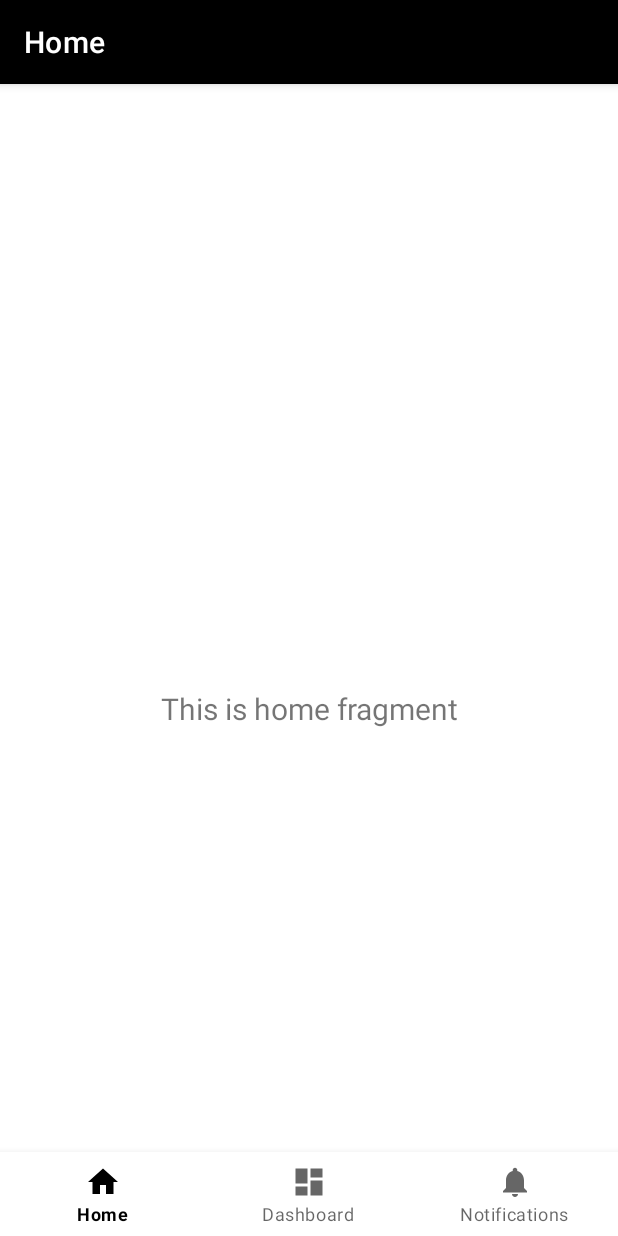
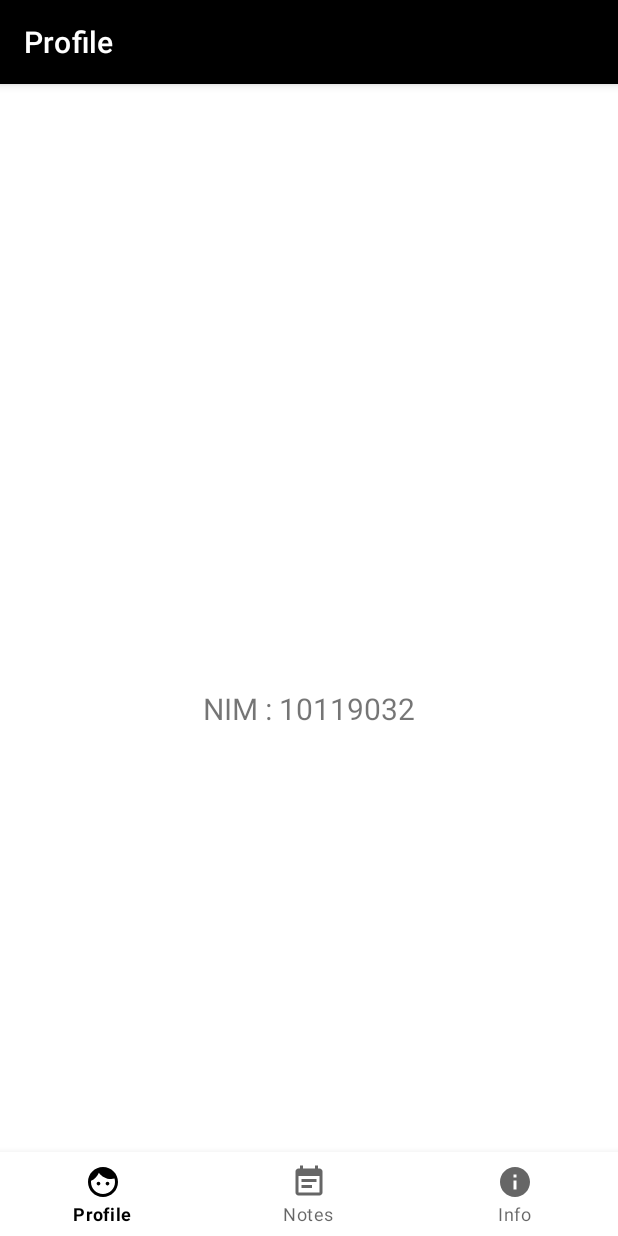
Before and after one commit to ginanjar10119032/Tugas-UTS-Genap-2022-AKB-IF-1-10119032, an Android app: the screen it shows after launch (MainActivity), on a phone screen of 412 x 824 dp. Run offline under Robolectric (Android 15) with nearby library versions, the phone set to English and light mode, and no system bars; our stand-ins replace navigation-ui.

Commit message:
menampilkan nim

```diff
--- a/app/src/main/java/com/example/tugasutsgenap2022akbif_110119032/ui/home/HomeViewModel.java
+++ b/app/src/main/java/com/example/tugasutsgenap2022akbif_110119032/ui/home/HomeViewModel.java
@@ -6,14 +6,15 @@ import androidx.lifecycle.ViewModel;
 
 public class HomeViewModel extends ViewModel {
 
-    private final MutableLiveData<String> mText;
+    private final MutableLiveData<String> mTextNim;
 
     public HomeViewModel() {
-        mText = new MutableLiveData<>();
-        mText.setValue("This is home fragment");
+        mTextNim = new MutableLiveData<>();
+
+        mTextNim.setValue("NIM : 10119032");
     }
 
     public LiveData<String> getText() {
-        return mText;
+        return mTextNim;
     }
 }
--- /dev/null
+++ b/app/src/main/res/drawable/ic_baseline_event_note_24.xml
@@ -0,0 +1,10 @@
+<vector xmlns:android="http://schemas.android.com/apk/res/android"
+    android:width="24dp"
+    android:height="24dp"
+    android:viewportWidth="24"
+    android:viewportHeight="24"
+    android:tint="?attr/colorControlNormal">
+  <path
+      android:fillColor="@android:color/white"
+      android:pathData="M17,10L7,10v2h10v-2zM19,3h-1L18,1h-2v2L8,3L8,1L6,1v2L5,3c-1.11,0 -1.99,0.9 -1.99,2L3,19c0,1.1 0.89,2 2,2h14c1.1,0 2,-0.9 2,-2L21,5c0,-1.1 -0.9,-2 -2,-2zM19,19L5,19L5,8h14v11zM14,14L7,14v2h7v-2z"/>
+</vector>
--- /dev/null
+++ b/app/src/main/res/drawable/ic_baseline_face_24.xml
@@ -0,0 +1,10 @@
+<vector xmlns:android="http://schemas.android.com/apk/res/android"
+    android:width="24dp"
+    android:height="24dp"
+    android:viewportWidth="24"
+    android:viewportHeight="24"
+    android:tint="?attr/colorControlNormal">
+  <path
+      android:fillColor="@android:color/white"
+      android:pathData="M9,11.75c-0.69,0 -1.25,0.56 -1.25,1.25s0.56,1.25 1.25,1.25 1.25,-0.56 1.25,-1.25 -0.56,-1.25 -1.25,-1.25zM15,11.75c-0.69,0 -1.25,0.56 -1.25,1.25s0.56,1.25 1.25,1.25 1.25,-0.56 1.25,-1.25 -0.56,-1.25 -1.25,-1.25zM12,2C6.48,2 2,6.48 2,12s4.48,10 10,10 10,-4.48 10,-10S17.52,2 12,2zM12,20c-4.41,0 -8,-3.59 -8,-8 0,-0.29 0.02,-0.58 0.05,-0.86 2.36,-1.05 4.23,-2.98 5.21,-5.37C11.07,8.33 14.05,10 17.42,10c0.78,0 1.53,-0.09 2.25,-0.26 0.21,0.71 0.33,1.47 0.33,2.26 0,4.41 -3.59,8 -8,8z"/>
+</vector>
--- /dev/null
+++ b/app/src/main/res/drawable/ic_baseline_info_24.xml
@@ -0,0 +1,10 @@
+<vector xmlns:android="http://schemas.android.com/apk/res/android"
+    android:width="24dp"
+    android:height="24dp"
+    android:viewportWidth="24"
+    android:viewportHeight="24"
+    android:tint="?attr/colorControlNormal">
+  <path
+      android:fillColor="@android:color/white"
+      android:pathData="M12,2C6.48,2 2,6.48 2,12s4.48,10 10,10 10,-4.48 10,-10S17.52,2 12,2zM13,17h-2v-6h2v6zM13,9h-2L11,7h2v2z"/>
+</vector>
--- a/app/src/main/res/drawable/ic_dashboard_black_24dp.xml
+++ /dev/null
@@ -1,9 +0,0 @@
-<vector xmlns:android="http://schemas.android.com/apk/res/android"
-    android:width="24dp"
-    android:height="24dp"
-    android:viewportWidth="24.0"
-    android:viewportHeight="24.0">
-    <path
-        android:fillColor="#FF000000"
-        android:pathData="M3,13h8L11,3L3,3v10zM3,21h8v-6L3,15v6zM13,21h8L21,11h-8v10zM13,3v6h8L21,3h-8z" />
-</vector>
--- a/app/src/main/res/drawable/ic_home_black_24dp.xml
+++ /dev/null
@@ -1,9 +0,0 @@
-<vector xmlns:android="http://schemas.android.com/apk/res/android"
-    android:width="24dp"
-    android:height="24dp"
-    android:viewportWidth="24.0"
-    android:viewportHeight="24.0">
-    <path
-        android:fillColor="#FF000000"
-        android:pathData="M10,20v-6h4v6h5v-8h3L12,3 2,12h3v8z" />
-</vector>
--- a/app/src/main/res/drawable/ic_notifications_black_24dp.xml
+++ /dev/null
@@ -1,9 +0,0 @@
-<vector xmlns:android="http://schemas.android.com/apk/res/android"
-    android:width="24dp"
-    android:height="24dp"
-    android:viewportWidth="24.0"
-    android:viewportHeight="24.0">
-    <path
-        android:fillColor="#FF000000"
-        android:pathData="M12,22c1.1,0 2,-0.9 2,-2h-4c0,1.1 0.89,2 2,2zM18,16v-5c0,-3.07 -1.64,-5.64 -4.5,-6.32L13.5,4c0,-0.83 -0.67,-1.5 -1.5,-1.5s-1.5,0.67 -1.5,1.5v0.68C7.63,5.36 6,7.92 6,11v5l-2,2v1h16v-1l-2,-2z" />
-</vector>
--- a/app/src/main/res/menu/bottom_nav_menu.xml
+++ b/app/src/main/res/menu/bottom_nav_menu.xml
@@ -3,17 +3,17 @@
 
     <item
         android:id="@+id/navigation_home"
-        android:icon="@drawable/ic_home_black_24dp"
+        android:icon="@drawable/ic_baseline_face_24"
         android:title="@string/title_home" />
 
     <item
         android:id="@+id/navigation_dashboard"
-        android:icon="@drawable/ic_dashboard_black_24dp"
+        android:icon="@drawable/ic_baseline_event_note_24"
         android:title="@string/title_dashboard" />
 
     <item
         android:id="@+id/navigation_notifications"
-        android:icon="@drawable/ic_notifications_black_24dp"
+        android:icon="@drawable/ic_baseline_info_24"
         android:title="@string/title_notifications" />
 
 </menu>
--- a/app/src/main/res/values/strings.xml
+++ b/app/src/main/res/values/strings.xml
@@ -1,6 +1,6 @@
 <resources>
     <string name="app_name">Tugas UTS Genap 2022 AKB IF-1 10119032</string>
-    <string name="title_home">Home</string>
-    <string name="title_dashboard">Dashboard</string>
-    <string name="title_notifications">Notifications</string>
+    <string name="title_home">Profile</string>
+    <string name="title_dashboard">Notes</string>
+    <string name="title_notifications">Info</string>
 </resources>
```
